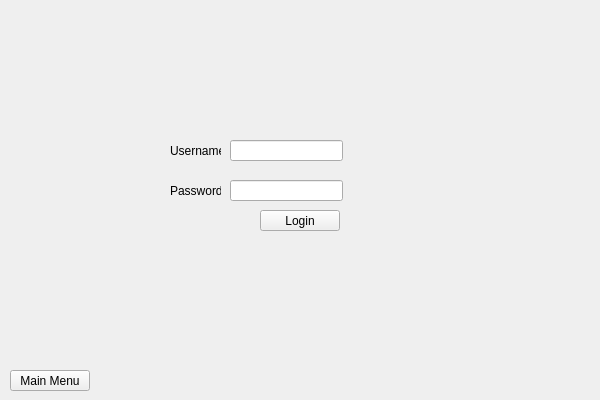
Qt form European-Vacation-Program/loginwindow.ui (AaronGeesink/CS1D-European-Vacation-Project) before a commit.
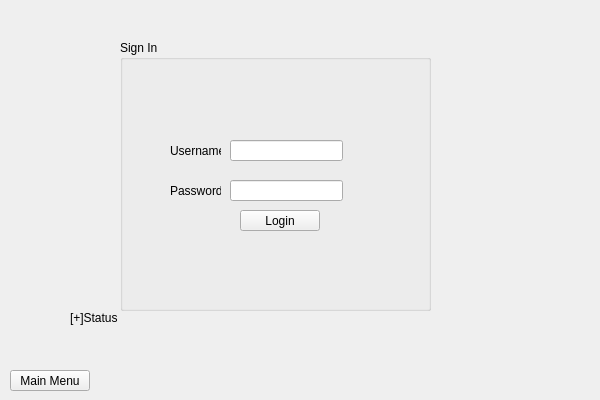
The same form after that commit.

The edit to the form file:
```diff
--- a/European-Vacation-Program/loginwindow.ui
+++ b/European-Vacation-Program/loginwindow.ui
@@ -26,7 +26,7 @@
     <string>Main Menu</string>
    </property>
   </widget>
-  <widget class="QLineEdit" name="usernameInput">
+  <widget class="QLineEdit" name="usernameLineEdit">
    <property name="geometry">
     <rect>
      <x>230</x>
@@ -36,7 +36,7 @@
     </rect>
    </property>
   </widget>
-  <widget class="QLineEdit" name="passwordInput">
+  <widget class="QLineEdit" name="passwordLineEdit">
    <property name="geometry">
     <rect>
      <x>230</x>
@@ -45,8 +45,11 @@
      <height>21</height>
     </rect>
    </property>
+   <property name="echoMode">
+    <enum>QLineEdit::Password</enum>
+   </property>
   </widget>
-  <widget class="QLabel" name="usernameText">
+  <widget class="QLabel" name="usernameLabel">
    <property name="geometry">
     <rect>
      <x>170</x>
@@ -59,7 +62,7 @@
     <string>Username:</string>
    </property>
   </widget>
-  <widget class="QLabel" name="passwordText">
+  <widget class="QLabel" name="passwordLabel">
    <property name="geometry">
     <rect>
      <x>170</x>
@@ -72,19 +75,52 @@
     <string>Password:</string>
    </property>
   </widget>
-  <widget class="QPushButton" name="moveToEdit">
+  <widget class="QLabel" name="statusLabel">
    <property name="geometry">
     <rect>
-     <x>260</x>
-     <y>210</y>
-     <width>80</width>
-     <height>21</height>
+     <x>70</x>
+     <y>310</y>
+     <width>341</width>
+     <height>16</height>
     </rect>
    </property>
    <property name="text">
-    <string>Login</string>
+    <string>[+]Status</string>
    </property>
   </widget>
+  <widget class="QGroupBox" name="loginGroupBox">
+   <property name="geometry">
+    <rect>
+     <x>120</x>
+     <y>40</y>
+     <width>311</width>
+     <height>271</height>
+    </rect>
+   </property>
+   <property name="title">
+    <string>Sign In</string>
+   </property>
+   <widget class="QPushButton" name="loginButton">
+    <property name="geometry">
+     <rect>
+      <x>120</x>
+      <y>170</y>
+      <width>80</width>
+      <height>21</height>
+     </rect>
+    </property>
+    <property name="text">
+     <string>Login</string>
+    </property>
+   </widget>
+  </widget>
+  <zorder>loginGroupBox</zorder>
+  <zorder>moveToMain</zorder>
+  <zorder>usernameLineEdit</zorder>
+  <zorder>passwordLineEdit</zorder>
+  <zorder>usernameLabel</zorder>
+  <zorder>passwordLabel</zorder>
+  <zorder>statusLabel</zorder>
  </widget>
  <resources/>
  <connections/>
```
